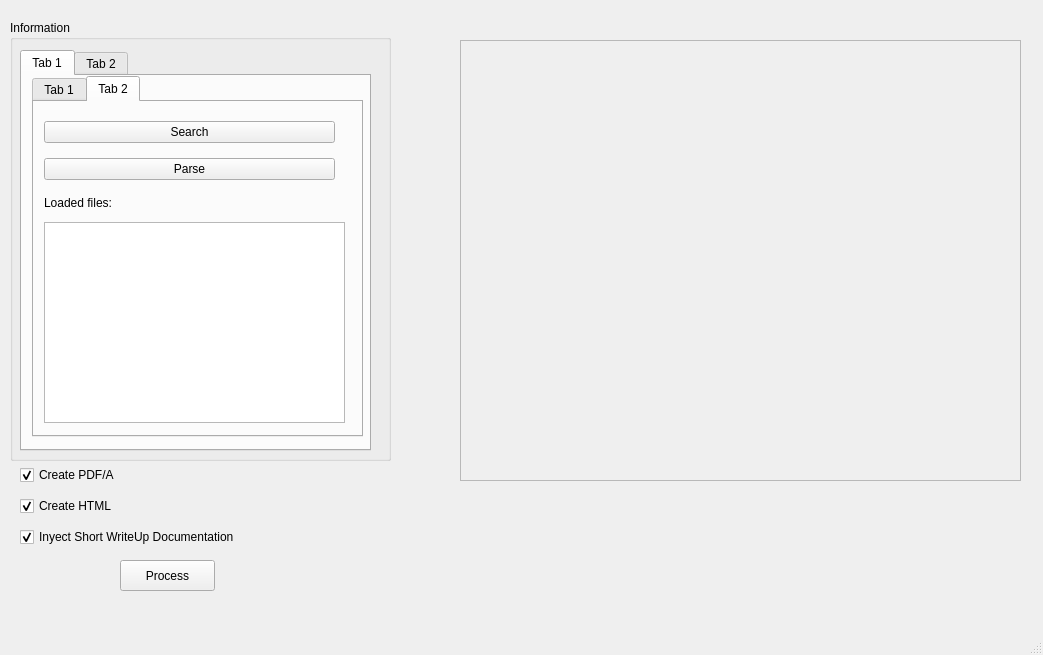
Qt form DataPreservationGUI.ui (leloulight/DataPreservationCERNProject) before a commit.
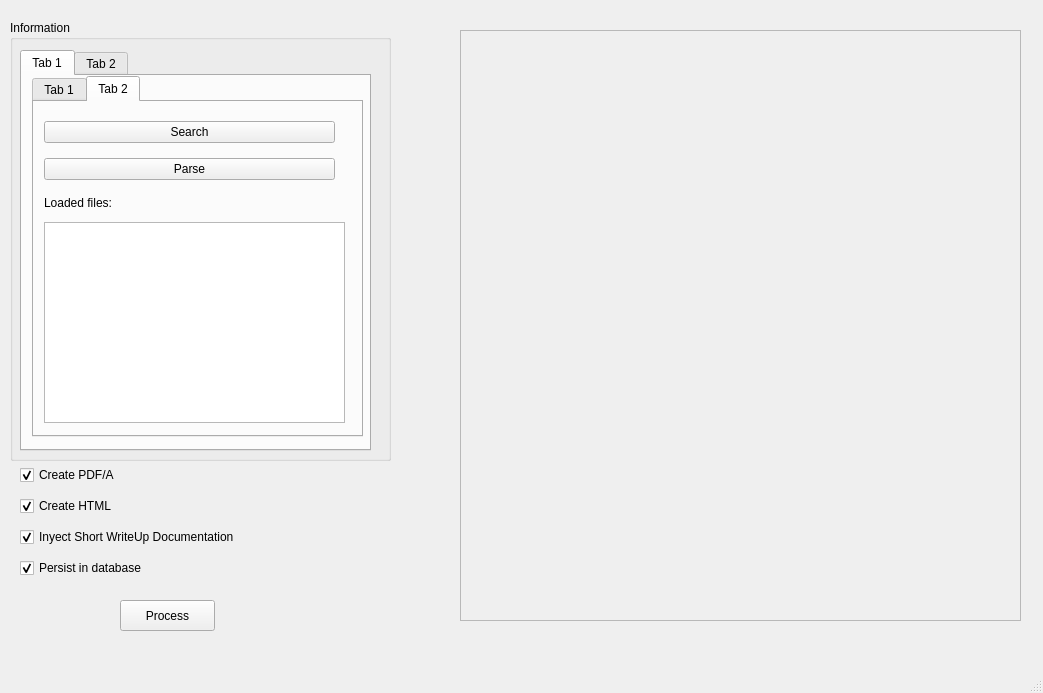
The same form after that commit.

Commit message: Refactored some code and starting the design of the dataManager

The edit to the form file:
```diff
--- a/DataPreservationGUI.ui
+++ b/DataPreservationGUI.ui
@@ -7,7 +7,7 @@
     <x>0</x>
     <y>0</y>
     <width>1043</width>
-    <height>655</height>
+    <height>693</height>
    </rect>
   </property>
   <property name="windowTitle">
@@ -395,9 +395,9 @@
     <property name="geometry">
      <rect>
       <x>460</x>
-      <y>40</y>
+      <y>30</y>
       <width>561</width>
-      <height>441</height>
+      <height>591</height>
      </rect>
     </property>
     <property name="frameShape">
@@ -411,7 +411,7 @@
     <property name="geometry">
      <rect>
       <x>120</x>
-      <y>560</y>
+      <y>600</y>
       <width>95</width>
       <height>31</height>
      </rect>
@@ -426,7 +426,7 @@
       <x>20</x>
       <y>460</y>
       <width>331</width>
-      <height>92</height>
+      <height>124</height>
      </rect>
     </property>
     <layout class="QVBoxLayout" name="verticalLayout_2">
@@ -460,6 +460,16 @@
        </property>
       </widget>
      </item>
+     <item>
+      <widget class="QCheckBox" name="persistCheckBox">
+       <property name="text">
+        <string>Persist in database</string>
+       </property>
+       <property name="checked">
+        <bool>true</bool>
+       </property>
+      </widget>
+     </item>
     </layout>
    </widget>
   </widget>
```
Left out of the diff: 4 changed lines with no effect on the pictures. The commit also changes 7 other files.
